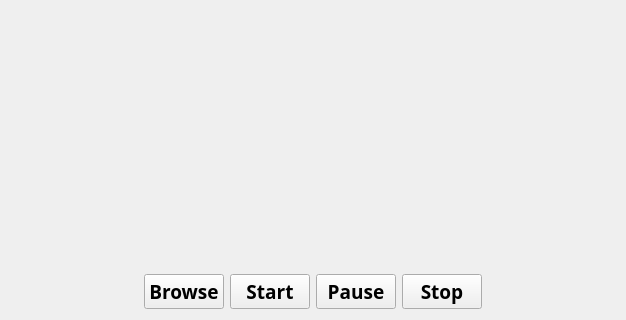
Before: the Qt Designer form forms/pfwidget.ui in Boazrciasn/RDFramework, drawn with Qt 5; both pictures show x 0 to 626 and y 299 to 619 of the 626 by 619 pixel window.
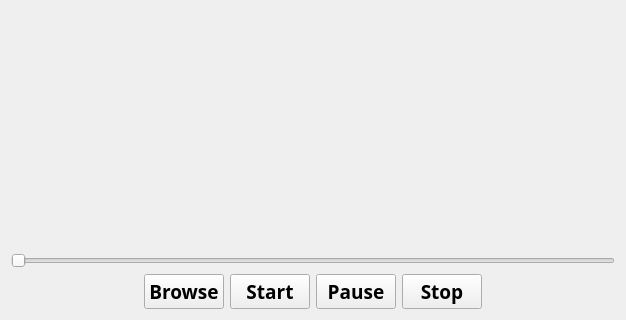
After: the same form once the commit is applied.

```diff
--- a/forms/pfwidget.ui
+++ b/forms/pfwidget.ui
@@ -13,9 +13,20 @@
   <property name="windowTitle">
    <string>Form</string>
   </property>
-  <layout class="QVBoxLayout" name="verticalLayout" stretch="1,0">
+  <layout class="QVBoxLayout" name="verticalLayout" stretch="1,0,0">
    <item>
-    <widget class="QWidget" name="video_widget" native="true"/>
+    <widget class="QLabel" name="display_label">
+     <property name="text">
+      <string/>
+     </property>
+    </widget>
+   </item>
+   <item>
+    <widget class="QSlider" name="horizontalSlider">
+     <property name="orientation">
+      <enum>Qt::Horizontal</enum>
+     </property>
+    </widget>
    </item>
    <item>
     <layout class="QHBoxLayout" name="horizontalLayout">
```
Left out of the diff: 53 changed lines with no effect on the pictures.
